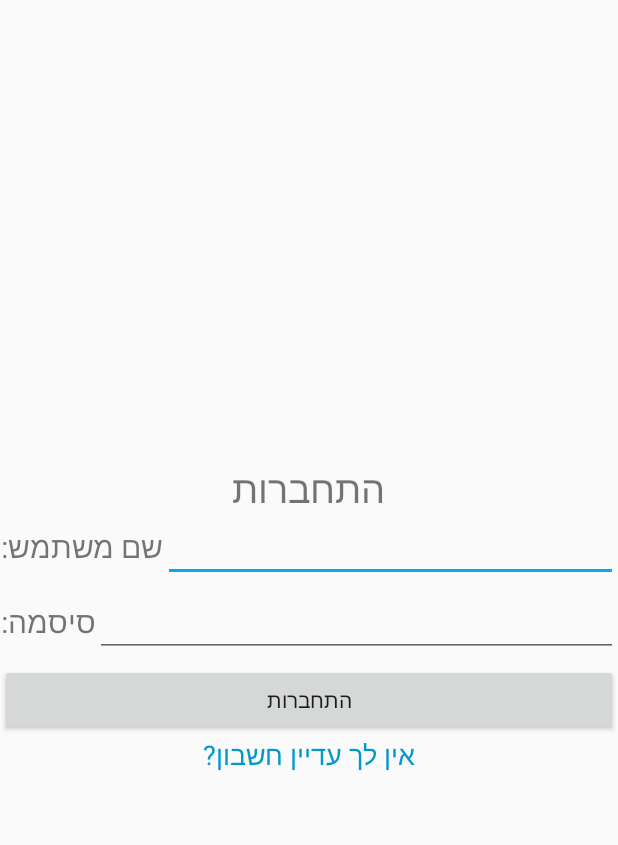
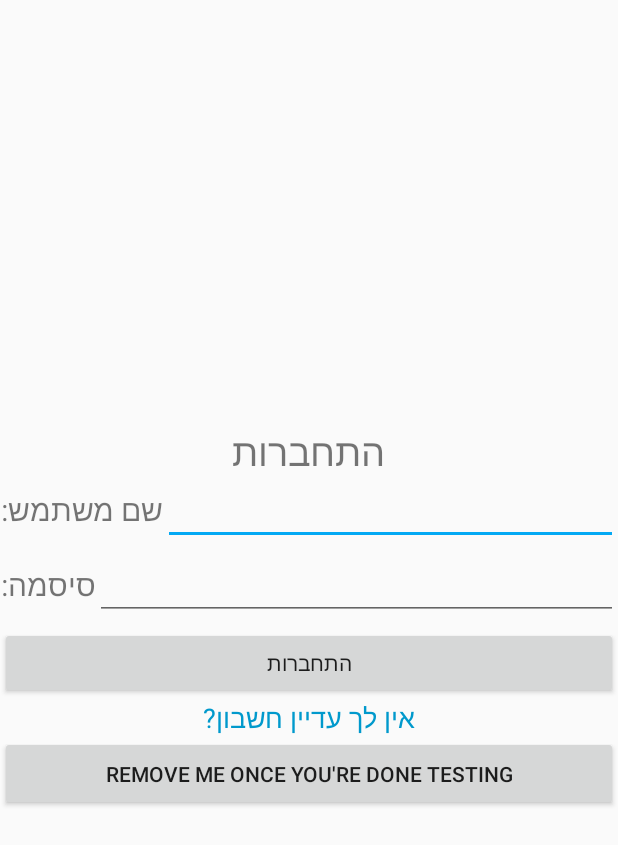
Before and after one commit to EladBG-code/SchoolProject, an Android app: the screen it shows after launch (MainActivity), after a tap on "התחברות", on a phone screen of 412 x 824 dp. Shown: the top 845 px of the screen. Run offline under Robolectric (Android 15) with nearby library versions, the phone set to English and light mode, and no system bars; our stand-ins replace Firebase (no records; nobody signed in at launch, a user with empty details on screens opened directly).

Commit message:
lots of things work

```diff
--- a/app/src/main/java/com/theproject/schoolproject/MainActivity.java
+++ b/app/src/main/java/com/theproject/schoolproject/MainActivity.java
@@ -27,6 +27,7 @@ public class MainActivity extends AppCompatActivity implements View.OnClickListe
 
     EditText etPassword,etUsername;
     Button btnLogin;
+    Button btnAutoFill; //Remove this line once you're done with testing
     TextView tvRegister;
     FirebaseDatabase database;
     DatabaseReference myRef;
@@ -38,6 +39,7 @@ public class MainActivity extends AppCompatActivity implements View.OnClickListe
         etPassword = findViewById(R.id.etPasswordL);
         etUsername = findViewById(R.id.etUsernameL);
         btnLogin = findViewById(R.id.btnLogin);
+        btnAutoFill = findViewById(R.id.btnAutoFill); //Remove this line once you're done with testing
         tvRegister = findViewById(R.id.tvRegister);
 
         database = FirebaseDatabase.getInstance();
@@ -45,6 +47,7 @@ public class MainActivity extends AppCompatActivity implements View.OnClickListe
 
         tvRegister.setOnClickListener(this);
         btnLogin.setOnClickListener(this);
+        btnAutoFill.setOnClickListener(this); //Remove this line once you're done with testing
 
         // Read from the database
         myRef.addValueEventListener(new ValueEventListener() {
@@ -69,6 +72,7 @@ public class MainActivity extends AppCompatActivity implements View.OnClickListe
 
     @Override
     public void onClick(View v) {
+        if(v == btnAutoFill){etPassword.setText("e123456"); etUsername.setText("eladbg");} //Remove this line once you're done with testing
         if (v == tvRegister) {
             Intent intent = new Intent(this, RegisterActivity.class);
             startActivity(intent);
--- a/app/src/main/java/com/theproject/schoolproject/SummariesSubjects.java
+++ b/app/src/main/java/com/theproject/schoolproject/SummariesSubjects.java
@@ -199,7 +199,7 @@ public class SummariesSubjects extends AppCompatActivity implements View.OnClick
                         public void onClick(DialogInterface dialog, int which) {
                             GlobalAcross.currentUser = null;
                             Intent intent = new Intent(SummariesSubjects.this,MainActivity.class);
-                            Toast.makeText(SummariesSubjects.this,"התנתקת בהצלחה.", Toast.LENGTH_SHORT-5000).show();
+                            Toast.makeText(SummariesSubjects.this,"התנתקת בהצלחה.", Toast.LENGTH_SHORT).show();
                             startActivity(intent);
                             finish();
                         }
--- a/app/src/main/res/layout/activity_main.xml
+++ b/app/src/main/res/layout/activity_main.xml
@@ -67,4 +67,12 @@
         android:id="@+id/tvRegister"
         android:textColor="@color/colorPrimaryDark"
         />
+
+    <Button
+        android:layout_width="match_parent"
+        android:layout_height="50sp"
+        android:text="REMOVE ME ONCE YOU'RE DONE TESTING"
+        android:id="@+id/btnAutoFill"
+        />
+
 </LinearLayout>
```
